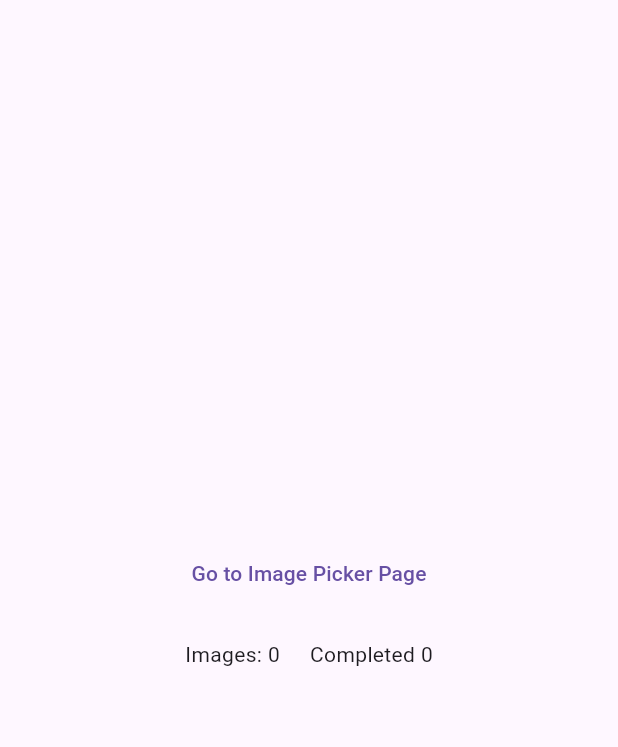
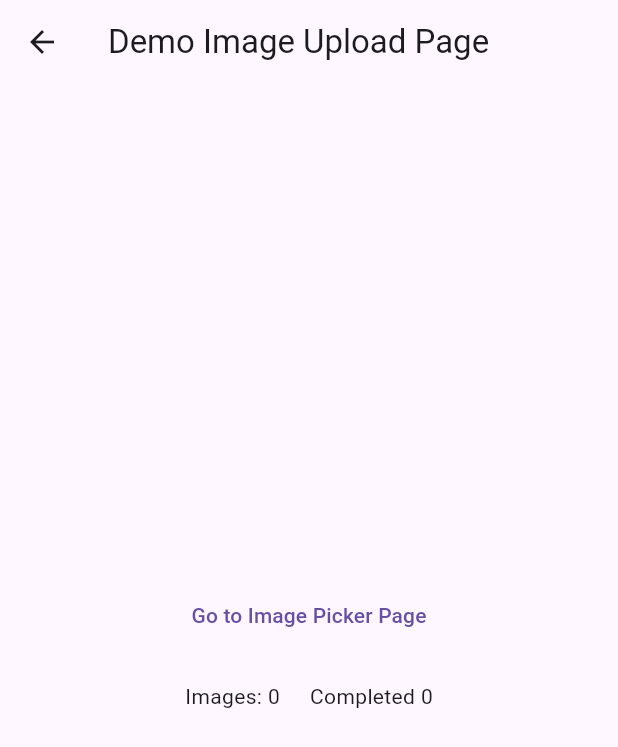
Before and after one commit to jamescardona11/flutter_isolate_examples, a Flutter app: the screen it shows after launch, after a tap on "Demo Upload", on a phone screen of 412 x 824 dp. Shown: the top 747 px of the screen. Run offline on Flutter 3.47's test engine with Material 3 defaults, Android fonts, the phone set to English and light mode, and no system bars; our stand-ins replace image_picker.

Commit message:
Add appbar to pages

```diff
--- a/flutter_isolate_examples/lib/demo/image_processing/demo_image_processing_page.dart
+++ b/flutter_isolate_examples/lib/demo/image_processing/demo_image_processing_page.dart
@@ -25,6 +25,9 @@ class _DemoImageProcessingPageState extends State<DemoImageProcessingPage> {
   @override
   Widget build(BuildContext context) {
     return Scaffold(
+      appBar: AppBar(
+        title: const Text('Demo Image Processing Page'),
+      ),
       body: Center(
         child: Column(
           mainAxisAlignment: MainAxisAlignment.center,
--- a/flutter_isolate_examples/lib/demo/image_upload/demo_image_upload_page.dart
+++ b/flutter_isolate_examples/lib/demo/image_upload/demo_image_upload_page.dart
@@ -24,6 +24,9 @@ class _DemoImageUploadPageState extends State<DemoImageUploadPage> {
   @override
   Widget build(BuildContext context) {
     return Scaffold(
+      appBar: AppBar(
+        title: const Text('Demo Image Upload Page'),
+      ),
       body: SafeArea(
         child: AnimatedBuilder(
           animation: _provider,
--- a/flutter_isolate_examples/lib/demo/image_upload/image_picker_page/image_picker_page.dart
+++ b/flutter_isolate_examples/lib/demo/image_upload/image_picker_page/image_picker_page.dart
@@ -23,6 +23,9 @@ class _ImagePickerPageState extends State<ImagePickerPage> {
   @override
   Widget build(BuildContext context) {
     return Scaffold(
+      appBar: AppBar(
+        title: const Text('Image Picker'),
+      ),
       body: SafeArea(
         child: AnimatedBuilder(
           animation: widget.provider,
--- a/flutter_isolate_examples/lib/learning_1/learning_1.dart
+++ b/flutter_isolate_examples/lib/learning_1/learning_1.dart
@@ -19,6 +19,9 @@ class _Learning1State extends State<Learning1> {
   @override
   Widget build(BuildContext context) {
     return Scaffold(
+      appBar: AppBar(
+        title: const Text('Learning'),
+      ),
       body: SafeArea(
         child: Column(
           mainAxisAlignment: MainAxisAlignment.center,
--- a/flutter_isolate_examples/lib/learning_2/bidirectional_example.dart
+++ b/flutter_isolate_examples/lib/learning_2/bidirectional_example.dart
@@ -31,6 +31,9 @@ class _BidirectionalExampleState extends State<BidirectionalExample> {
   @override
   Widget build(BuildContext context) {
     return Scaffold(
+      appBar: AppBar(
+        title: const Text('Bidirectional Example'),
+      ),
       body: SafeArea(
         child: Column(
           children: [
--- a/flutter_isolate_examples/lib/learning_2/spawn_controller_example.dart
+++ b/flutter_isolate_examples/lib/learning_2/spawn_controller_example.dart
@@ -30,6 +30,9 @@ class _SpawnControllerExampleState extends State<SpawnControllerExample> {
   @override
   Widget build(BuildContext context) {
     return Scaffold(
+      appBar: AppBar(
+        title: const Text('Spawn Controller Example'),
+      ),
       body: SafeArea(
         child: Column(
           children: [
--- a/flutter_isolate_examples/lib/learning_2/spawn_controller_example_2.dart
+++ b/flutter_isolate_examples/lib/learning_2/spawn_controller_example_2.dart
@@ -30,6 +30,9 @@ class _SpawnControllerExample2State extends State<SpawnControllerExample2> {
   @override
   Widget build(BuildContext context) {
     return Scaffold(
+      appBar: AppBar(
+        title: const Text('Spawn Controller Example 2'),
+      ),
       body: SafeArea(
         child: Column(
           children: [
--- a/flutter_isolate_examples/lib/learning_2/spawn_example.dart
+++ b/flutter_isolate_examples/lib/learning_2/spawn_example.dart
@@ -23,6 +23,9 @@ class _SpawnExampleState extends State<SpawnExample> {
   @override
   Widget build(BuildContext context) {
     return Scaffold(
+      appBar: AppBar(
+        title: const Text('Spawn Example'),
+      ),
       body: Column(
         mainAxisAlignment: MainAxisAlignment.center,
         children: [
--- a/flutter_isolate_examples/lib/main.dart
+++ b/flutter_isolate_examples/lib/main.dart
@@ -1,5 +1,4 @@
 import 'package:flutter/material.dart';
-import 'package:flutter_isolate_examples/demo/demo_json_page.dart';
 import 'package:flutter_isolate_examples/demo/image_processing/demo_image_processing_page.dart';
 import 'package:flutter_isolate_examples/learning_1/learning_1.dart';
 import 'package:flutter_isolate_examples/learning_2/spawn_controller_example.dart';
@@ -80,10 +79,6 @@ class HomePage extends StatelessWidget {
                 child: const Text('Demo Upload'),
               ),
               const SizedBox(height: 20),
-              TextButton(
-                onPressed: () => _navigateToExample1(context, const DemoJsonPage()),
-                child: const Text('Demo JSON'),
-              ),
             ],
           ),
         ),
```
Also changed, not shown: flutter_isolate_examples/lib/demo/demo_json_page.dart (deleted, +0 -16 lines).
